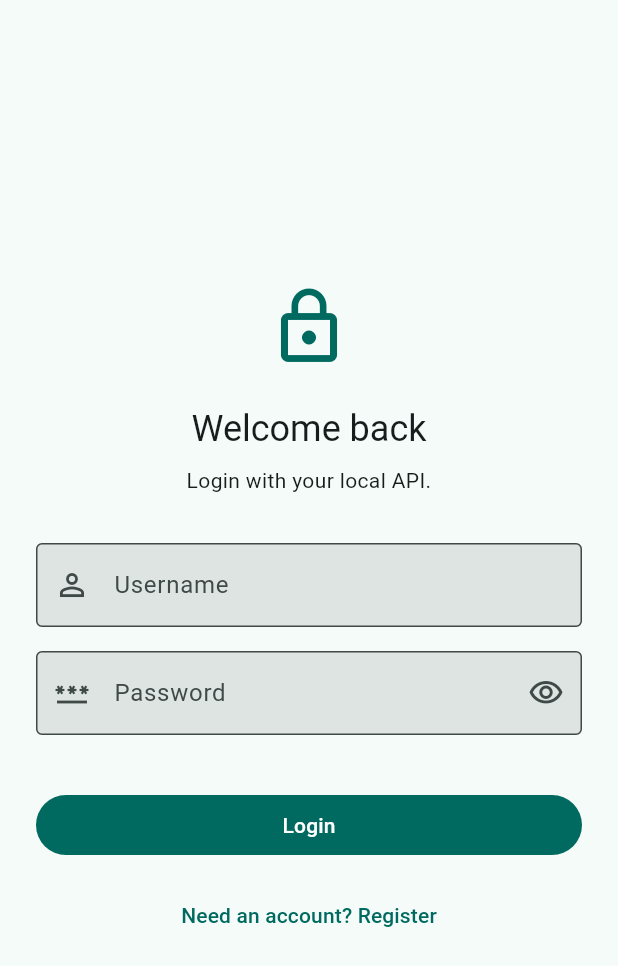
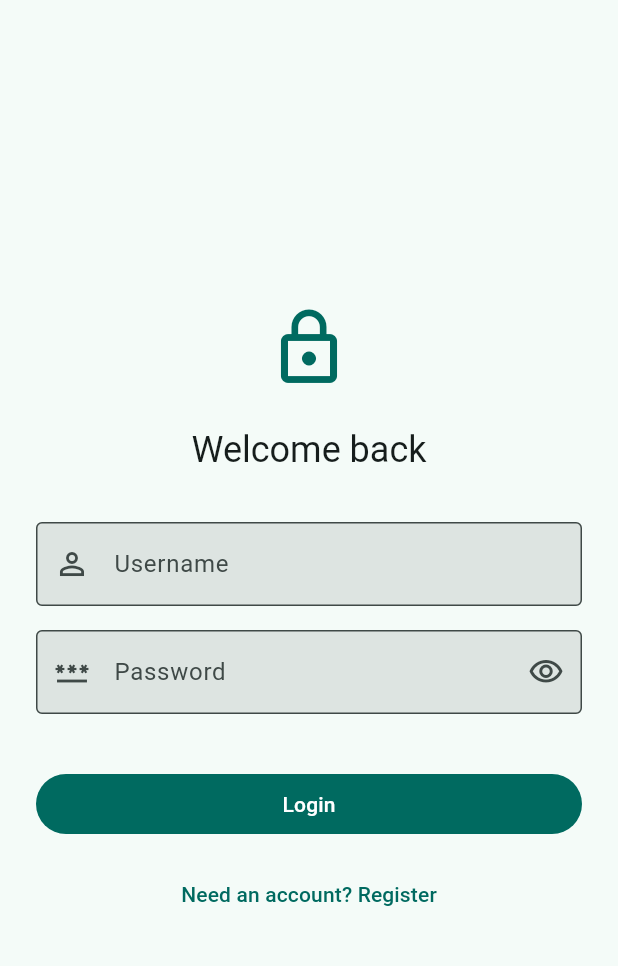
Before and after one commit to NicholasWjy24/panexpress, a Flutter app: the screen it shows after launch, on a phone screen of 412 x 824 dp. Shown: the top 966 px of the screen. Run offline on Flutter 3.47's test engine with Material 3 defaults, Android fonts, the phone set to English and light mode, and no system bars; our stand-ins replace equatable, flutter_bloc, flutter_secure_storage.

Commit message:
fix: delete text

```diff
--- a/frontend/lib/ui/login/widget/login_screen.dart
+++ b/frontend/lib/ui/login/widget/login_screen.dart
@@ -131,14 +131,6 @@ class _LoginScreenState extends State<LoginScreen> {
                         _isRegister ? 'Create account' : 'Welcome back',
                         textAlign: TextAlign.center,
                         style: Theme.of(context).textTheme.headlineSmall,
-                      ),
-                      const SizedBox(height: 8),
-                      Text(
-                        _isRegister
-                            ? 'Register with your local API.'
-                            : 'Login with your local API.',
-                        textAlign: TextAlign.center,
-                        style: Theme.of(context).textTheme.bodyMedium,
                       ),
                       const SizedBox(height: 32),
                       if (_isRegister) ...[
```
